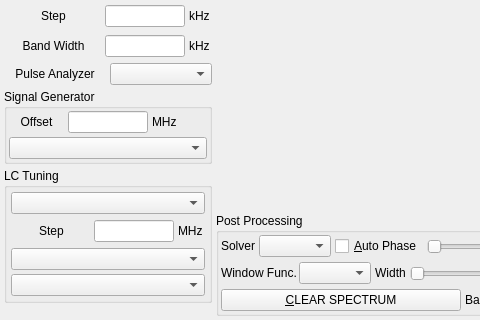
This is modules/nmr/nmrfspectrumform.ui in northriv/KAME as Qt 5 draws it before an edit; both pictures show x 0 to 480 and y 85 to 405 of the 713 by 405 pixel window. The edited form follows.
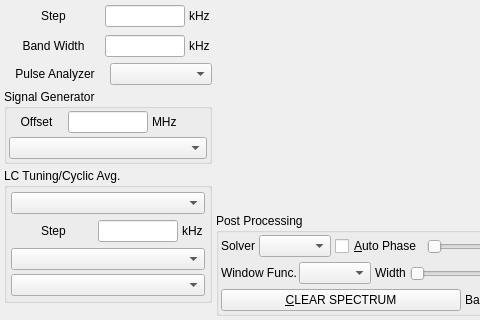
This is the edited form. Custom widgets are drawn as their Qt base class.

Patch:
```diff
--- a/modules/nmr/nmrfspectrumform.ui
+++ b/modules/nmr/nmrfspectrumform.ui
@@ -427,7 +427,7 @@
       <item>
        <widget class="QGroupBox" name="groupBox1_3">
         <property name="title">
-         <string>LC Tuning</string>
+         <string>LC Tuning/Cyclic Avg.</string>
         </property>
         <layout class="QGridLayout" name="gridLayout">
          <property name="leftMargin">
@@ -506,7 +506,7 @@
               </sizepolicy>
              </property>
              <property name="text">
-              <string>MHz</string>
+              <string>kHz</string>
              </property>
              <property name="wordWrap">
               <bool>false</bool>
```
Left out of the diff: 8 changed lines with no effect on the pictures.
